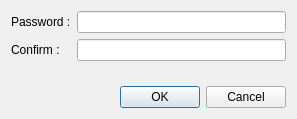
The window that trunk/src/ABInputPassword.ui (liyiji/account-book) describes before a commit, drawn with Qt 5.
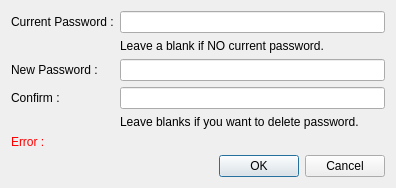
The same window after the commit.

Patch:
```diff
--- a/trunk/src/ABInputPassword.ui
+++ b/trunk/src/ABInputPassword.ui
@@ -6,8 +6,8 @@
    <rect>
     <x>0</x>
     <y>0</y>
-    <width>297</width>
-    <height>119</height>
+    <width>396</width>
+    <height>179</height>
    </rect>
   </property>
   <property name="windowTitle">
@@ -17,7 +17,7 @@
    <item row="0" column="0">
     <widget class="QLabel" name="label">
      <property name="text">
-      <string>Password :</string>
+      <string>Current Password :</string>
      </property>
     </widget>
    </item>
@@ -31,24 +31,41 @@
      </property>
     </widget>
    </item>
-   <item row="1" column="0">
+   <item row="2" column="0">
     <widget class="QLabel" name="label_2">
      <property name="text">
-      <string>Confirm :</string>
-     </property>
-    </widget>
-   </item>
-   <item row="1" column="1">
-    <widget class="QLineEdit" name="lineEdit_2">
-     <property name="minimumSize">
-      <size>
-       <width>200</width>
-       <height>0</height>
-      </size>
+      <string>New Password :</string>
      </property>
     </widget>
    </item>
    <item row="2" column="1">
+    <widget class="QLineEdit" name="lineNew">
+     <property name="minimumSize">
+      <size>
+       <width>200</width>
+       <height>0</height>
+      </size>
+     </property>
+    </widget>
+   </item>
+   <item row="3" column="0">
+    <widget class="QLabel" name="label_3">
+     <property name="text">
+      <string>Confirm :</string>
+     </property>
+    </widget>
+   </item>
+   <item row="3" column="1">
+    <widget class="QLineEdit" name="lineConfirm">
+     <property name="minimumSize">
+      <size>
+       <width>200</width>
+       <height>0</height>
+      </size>
+     </property>
+    </widget>
+   </item>
+   <item row="5" column="0" colspan="2">
     <spacer name="verticalSpacer">
      <property name="orientation">
       <enum>Qt::Vertical</enum>
@@ -61,7 +78,7 @@
      </property>
     </spacer>
    </item>
-   <item row="3" column="1">
+   <item row="7" column="1">
     <widget class="QDialogButtonBox" name="buttonBox">
      <property name="orientation">
       <enum>Qt::Horizontal</enum>
@@ -71,6 +88,64 @@
      </property>
     </widget>
    </item>
+   <item row="1" column="1">
+    <widget class="QLabel" name="label_4">
+     <property name="text">
+      <string>Leave a blank if NO current password.</string>
+     </property>
+    </widget>
+   </item>
+   <item row="6" column="0" colspan="2">
+    <widget class="QLabel" name="labelErr">
+     <property name="palette">
+      <palette>
+       <active>
+        <colorrole role="WindowText">
+         <brush brushstyle="SolidPattern">
+          <color alpha="255">
+           <red>255</red>
+           <green>0</green>
+           <blue>0</blue>
+          </color>
+         </brush>
+        </colorrole>
+       </active>
+       <inactive>
+        <colorrole role="WindowText">
+         <brush brushstyle="SolidPattern">
+          <color alpha="255">
+           <red>255</red>
+           <green>0</green>
+           <blue>0</blue>
+          </color>
+         </brush>
+        </colorrole>
+       </inactive>
+       <disabled>
+        <colorrole role="WindowText">
+         <brush brushstyle="SolidPattern">
+          <color alpha="255">
+           <red>120</red>
+           <green>120</green>
+           <blue>120</blue>
+          </color>
+         </brush>
+        </colorrole>
+       </disabled>
+      </palette>
+     </property>
+     <property name="text">
+      <string>Error :</string>
+     </property>
+    </widget>
+   </item>
+   <item row="4" column="1">
+    <widget class="QLabel" name="label_5">
+     <property name="text">
+      <string>Leave blanks if you want to delete password.</string>
+     </property>
+    </widget>
+   </item>
   </layout>
  </widget>
  <resources/>
```
Left out of the diff: 2 changed lines with no effect on the pictures.
